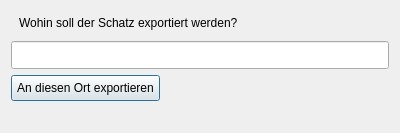
First picture: the form in exportdialog.ui, repository Makozer/NpPartitionManager, before the edit.
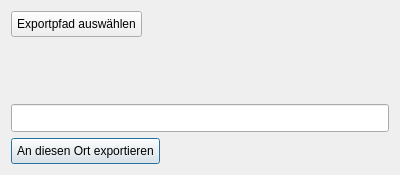
Second picture: the form after the edit.

Commit message: explorer kann geöffnet werden bei im/export sowie kleinere guibugs entfernt

```diff
--- a/exportdialog.ui
+++ b/exportdialog.ui
@@ -7,7 +7,7 @@
     <x>0</x>
     <y>0</y>
     <width>400</width>
-    <height>133</height>
+    <height>175</height>
    </rect>
   </property>
   <property name="windowTitle">
@@ -23,21 +23,14 @@
 </string>
   </property>
   <layout class="QFormLayout" name="formLayout">
-   <item row="0" column="0">
-    <widget class="QLabel" name="lbl_wohinSollExport">
-     <property name="text">
-      <string>Wohin soll der Schatz exportiert werden?</string>
-     </property>
-    </widget>
-   </item>
-   <item row="4" column="0" colspan="2">
+   <item row="3" column="0" colspan="2">
     <widget class="QLineEdit" name="lineEdit_exportEingabe">
      <property name="toolTip">
       <string>&lt;html&gt;&lt;head/&gt;&lt;body&gt;&lt;p&gt;&lt;span style=&quot; font-size:10pt;&quot;&gt;Hier die gewuenschte Zieladresse eingeben.&lt;/span&gt;&lt;/p&gt;&lt;p&gt;&lt;br/&gt;&lt;/p&gt;&lt;p&gt;&lt;span style=&quot; font-size:10pt;&quot;&gt;Beispiel:&lt;/span&gt;&lt;/p&gt;&lt;p&gt;&lt;br/&gt;&lt;/p&gt;&lt;p&gt;&lt;span style=&quot; font-size:10pt;&quot;&gt;C:\schatz.txt&lt;/span&gt;&lt;/p&gt;&lt;p&gt;&lt;br/&gt;&lt;/p&gt;&lt;/body&gt;&lt;/html&gt;</string>
      </property>
     </widget>
    </item>
-   <item row="5" column="0">
+   <item row="4" column="0">
     <widget class="QPushButton" name="btn_exportBestaetigen">
      <property name="sizePolicy">
       <sizepolicy hsizetype="Fixed" vsizetype="Fixed">
@@ -53,6 +46,29 @@
      </property>
     </widget>
    </item>
+   <item row="1" column="0">
+    <widget class="QPushButton" name="btn_exportDateiErstellen">
+     <property name="toolTip">
+      <string>&lt;html&gt;&lt;head/&gt;&lt;body&gt;&lt;p&gt;Den Explorer öffnen, um manuell den gewünschten Ort für den exportierten Schatz zu wählen.&lt;/p&gt;&lt;/body&gt;&lt;/html&gt;</string>
+     </property>
+     <property name="text">
+      <string>Exportpfad auswählen</string>
+     </property>
+    </widget>
+   </item>
+   <item row="2" column="0">
+    <spacer name="verticalSpacer">
+     <property name="orientation">
+      <enum>Qt::Vertical</enum>
+     </property>
+     <property name="sizeHint" stdset="0">
+      <size>
+       <width>20</width>
+       <height>40</height>
+      </size>
+     </property>
+    </spacer>
+   </item>
   </layout>
  </widget>
  <resources/>
```
Left out of the diff: 7 changed lines with no effect on the pictures. The commit also changes 9 other files.
